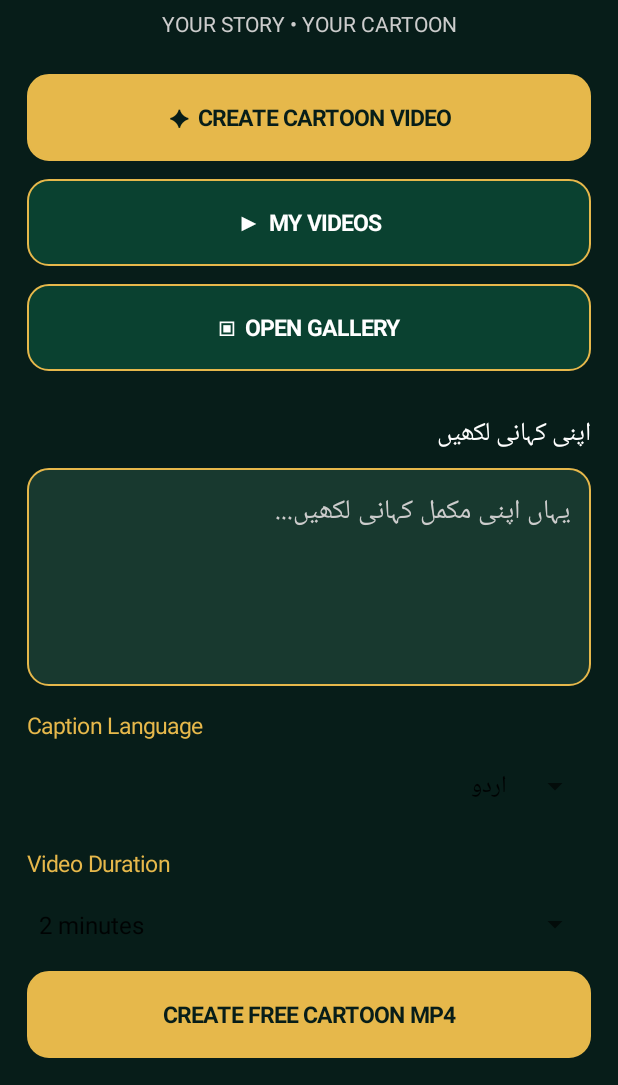
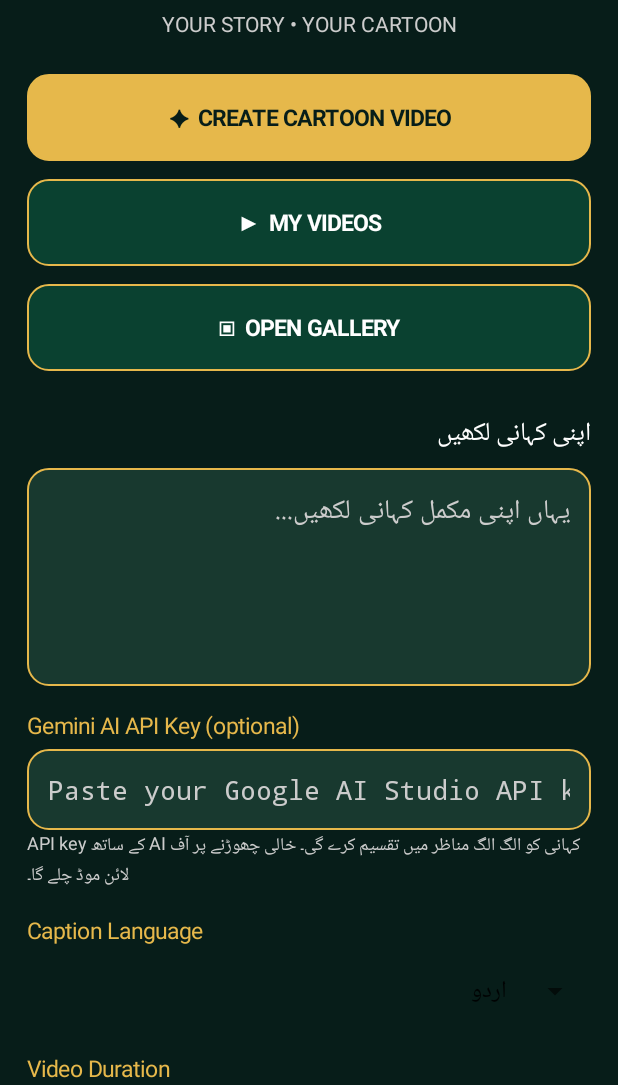
Before and after one commit to qaisarmughal866-dot/MughalAIStudio, an Android app: the screen it shows after launch (MainActivity), on a phone screen of 412 x 824 dp, the part 151-1236 px from its top. Run offline under Robolectric (Android 15) with nearby library versions, the phone set to English and light mode, and no system bars.

Commit message:
Connect Gemini storyboard planner to video creation

```diff
--- a/app/src/main/java/com/mughalai/studio/MainActivity.java
+++ b/app/src/main/java/com/mughalai/studio/MainActivity.java
@@ -26,7 +26,7 @@ import java.util.concurrent.ExecutorService;
 import java.util.concurrent.Executors;
 
 public class MainActivity extends Activity {
-    private EditText story;
+    private EditText story, apiKey;
     private Spinner duration, language;
     private TextView status, createButton;
     private final ExecutorService worker =
@@ -103,6 +103,32 @@ public class MainActivity extends Activity {
         story.setPadding(dp(14),dp(14),dp(14),dp(14));
         story.setBackground(box(Color.rgb(24,57,47)));
         root.addView(story,new LinearLayout.LayoutParams(-1,dp(145)));
+
+        TextView apiLabel = new TextView(this);
+        apiLabel.setText("Gemini AI API Key (optional)");
+        apiLabel.setTextColor(gold);
+        apiLabel.setTextSize(15);
+        apiLabel.setPadding(0,dp(16),0,dp(5));
+        root.addView(apiLabel);
+
+        apiKey = new EditText(this);
+        apiKey.setTextColor(Color.WHITE);
+        apiKey.setHintTextColor(Color.LTGRAY);
+        apiKey.setHint("Paste your Google AI Studio API key");
+        apiKey.setSingleLine(true);
+        apiKey.setInputType(android.text.InputType.TYPE_CLASS_TEXT |
+                android.text.InputType.TYPE_TEXT_VARIATION_PASSWORD);
+        apiKey.setPadding(dp(14),dp(12),dp(14),dp(12));
+        apiKey.setBackground(box(Color.rgb(24,57,47)));
+        apiKey.setText(getSharedPreferences("mughal_settings",MODE_PRIVATE)
+                .getString("gemini_api_key",""));
+        root.addView(apiKey,new LinearLayout.LayoutParams(-1,dp(54)));
+
+        TextView apiNote = new TextView(this);
+        apiNote.setText("API key کے ساتھ AI کہانی کو الگ الگ مناظر میں تقسیم کرے گی۔ خالی چھوڑنے پر آف لائن موڈ چلے گا۔");
+        apiNote.setTextColor(Color.LTGRAY);
+        apiNote.setTextSize(12);
+        root.addView(apiNote);
 
         language = addSpinner(root,"Caption Language",
                 new String[]{"اردو","English"});
@@ -186,6 +212,9 @@ public class MainActivity extends Activity {
         final int minutes = Integer.parseInt(duration.getSelectedItem().toString().split(" ")[0]);
         final boolean english =
                 language.getSelectedItemPosition() == 1;
+        final String geminiKey = apiKey.getText().toString().trim();
+        getSharedPreferences("mughal_settings",MODE_PRIVATE).edit()
+                .putString("gemini_api_key",geminiKey).apply();
 
         createButton.setEnabled(false);
         status.setText("Preparing video...");
@@ -203,8 +232,13 @@ public class MainActivity extends Activity {
                         "Cartoon_" + System.currentTimeMillis() + ".mp4");
                 final File target = output;
 
-                runOnUiThread(() -> status.setText("کہانی کے مناظر ترتیب دیے جا رہے ہیں..."));
-                String sceneScript = OfflineStoryPlanner.createOfflineSceneScript(text);
+                runOnUiThread(() -> status.setText(
+                        geminiKey.isEmpty()
+                                ? "آف لائن مناظر ترتیب دیے جا رہے ہیں..."
+                                : "Gemini AI کہانی کے کردار اور مناظر بنا رہی ہے..."));
+                String sceneScript = geminiKey.isEmpty()
+                        ? OfflineStoryPlanner.createOfflineSceneScript(text)
+                        : GeminiStoryPlanner.createSceneScript(text,geminiKey);
                 runOnUiThread(() -> status.setText("مناظر تیار؛ کارٹون ویڈیو بن رہی ہے..."));
                 VideoRenderer.render(sceneScript,target,minutes,english,
                         (frame,total) -> runOnUiThread(() ->
```
